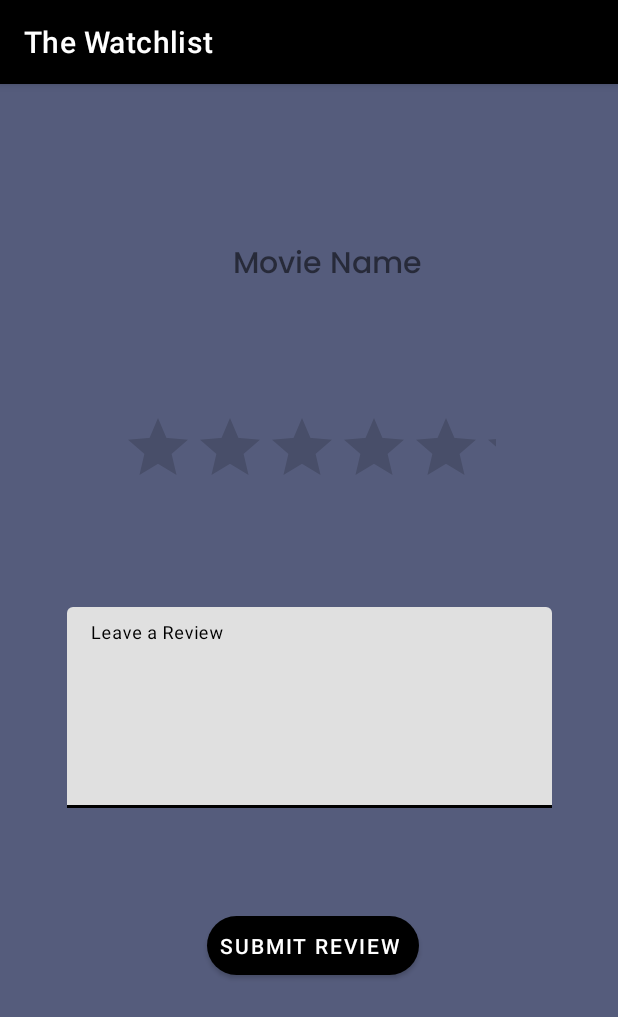
After one commit to Levi-Opunga/the_watchlist, an Android app: the ReviewsActivity screen opened directly, with no data from a screen before it, on a phone screen of 412 x 824 dp. The commit adds this screen. Shown: the top 1017 px of the screen. Run offline under Robolectric (Android 15) with nearby library versions, the phone set to English and light mode, and no system bars; our stand-ins replace ButterKnife, Firebase (no records; nobody signed in at launch, a user with empty details on screens opened directly); 1 statement that could not run was skipped.

Commit message:
This will add the reviews

```diff
--- a/app/src/main/java/com/moringaschool/thewatchlist/models/Example.java
+++ b/app/src/main/java/com/moringaschool/thewatchlist/models/Example.java
@@ -1,11 +1,14 @@
 
 package com.moringaschool.thewatchlist.models;
 
+import java.io.Serializable;
 import java.util.List;
 import com.google.gson.annotations.Expose;
 import com.google.gson.annotations.SerializedName;
 
-public class Example {
+public class Example implements Serializable {
+
+
 
     @SerializedName("status")
     @Expose
--- a/app/src/main/java/com/moringaschool/thewatchlist/models/Link.java
+++ b/app/src/main/java/com/moringaschool/thewatchlist/models/Link.java
@@ -4,7 +4,9 @@ package com.moringaschool.thewatchlist.models;
 import com.google.gson.annotations.Expose;
 import com.google.gson.annotations.SerializedName;
 
-public class Link {
+import java.io.Serializable;
+
+public class Link implements Serializable {
 
     @SerializedName("type")
     @Expose
--- a/app/src/main/java/com/moringaschool/thewatchlist/models/Multimedia.java
+++ b/app/src/main/java/com/moringaschool/thewatchlist/models/Multimedia.java
@@ -4,7 +4,9 @@ package com.moringaschool.thewatchlist.models;
 import com.google.gson.annotations.Expose;
 import com.google.gson.annotations.SerializedName;
 
-public class Multimedia {
+import java.io.Serializable;
+
+public class Multimedia implements Serializable {
 
     @SerializedName("type")
     @Expose
--- a/app/src/main/java/com/moringaschool/thewatchlist/models/Result.java
+++ b/app/src/main/java/com/moringaschool/thewatchlist/models/Result.java
@@ -4,7 +4,9 @@ package com.moringaschool.thewatchlist.models;
 import com.google.gson.annotations.Expose;
 import com.google.gson.annotations.SerializedName;
 
-public class Result {
+import java.io.Serializable;
+
+public class Result implements Serializable {
 
     @SerializedName("display_title")
     @Expose
--- /dev/null
+++ b/app/src/main/java/com/moringaschool/thewatchlist/ui/ReviewsActivity.java
@@ -0,0 +1,60 @@
+package com.moringaschool.thewatchlist.ui;
+
+import androidx.appcompat.app.AppCompatActivity;
+
+import android.os.Bundle;
+import android.view.View;
+import android.widget.Button;
+import android.widget.RatingBar;
+import android.widget.TextView;
+
+import com.google.android.material.textfield.TextInputEditText;
+import com.google.android.material.textfield.TextInputLayout;
+import com.google.firebase.auth.FirebaseAuth;
+import com.google.firebase.auth.FirebaseUser;
+import com.google.firebase.database.DatabaseReference;
+import com.google.firebase.database.FirebaseDatabase;
+import com.moringaschool.thewatchlist.R;
+import com.moringaschool.thewatchlist.models.Result;
+import com.moringaschool.thewatchlist.models.Reviews;
+
+import butterknife.BindView;
+import butterknife.ButterKnife;
+
+public class ReviewsActivity extends AppCompatActivity {
+    @BindView(R.id.reviewText) TextInputEditText mText;
+    @BindView(R.id.ratingBar) RatingBar mRatingBar;
+    @BindView(R.id.submitReview) Button mSubmitBtn;
+    @BindView(R.id.movieName) TextView mMovieName;
+
+
+    @Override
+    protected void onCreate(Bundle savedInstanceState) {
+        super.onCreate(savedInstanceState);
+        setContentView(R.layout.activity_reviews);
+
+        ButterKnife.bind(this);
+
+
+        Result result = (Result) getIntent().getSerializableExtra("movie"); //get serializable
+        mMovieName.setText(result.getDisplayTitle()); //Display the movie name
+
+
+        //getting the rating
+        mSubmitBtn.setOnClickListener(new View.OnClickListener() {
+            @Override
+            public void onClick(View v) {
+                FirebaseUser user = FirebaseAuth.getInstance().getCurrentUser();
+                String currentUser = user.getDisplayName(); //gets the user name
+                String review = mText.getText().toString();
+                Float rating = mRatingBar.getRating();
+
+
+                Reviews reviews = new Reviews(review, rating, currentUser);
+                DatabaseReference reviewRef = FirebaseDatabase.getInstance().getReference("Reviews");
+                reviewRef.push().setValue(reviews);
+
+            }
+        });
+    }
+}
--- /dev/null
+++ b/app/src/main/res/drawable/ic_baseline_favorite_24.xml
@@ -0,0 +1,5 @@
+<vector android:height="24dp" android:tint="#F60202"
+    android:viewportHeight="24" android:viewportWidth="24"
+    android:width="24dp" xmlns:android="http://schemas.android.com/apk/res/android">
+    <path android:fillColor="@android:color/white" android:pathData="M12,21.35l-1.45,-1.32C5.4,15.36 2,12.28 2,8.5 2,5.42 4.42,3 7.5,3c1.74,0 3.41,0.81 4.5,2.09C13.09,3.81 14.76,3 16.5,3 19.58,3 22,5.42 22,8.5c0,3.78 -3.4,6.86 -8.55,11.54L12,21.35z"/>
+</vector>
--- /dev/null
+++ b/app/src/main/res/drawable/ic_baseline_favorite_border_24.xml
@@ -0,0 +1,5 @@
+<vector android:height="24dp" android:tint="#F9FCFA"
+    android:viewportHeight="24" android:viewportWidth="24"
+    android:width="24dp" xmlns:android="http://schemas.android.com/apk/res/android">
+    <path android:fillColor="@android:color/white" android:pathData="M16.5,3c-1.74,0 -3.41,0.81 -4.5,2.09C10.91,3.81 9.24,3 7.5,3 4.42,3 2,5.42 2,8.5c0,3.78 3.4,6.86 8.55,11.54L12,21.35l1.45,-1.32C18.6,15.36 22,12.28 22,8.5 22,5.42 19.58,3 16.5,3zM12.1,18.55l-0.1,0.1 -0.1,-0.1C7.14,14.24 4,11.39 4,8.5 4,6.5 5.5,5 7.5,5c1.54,0 3.04,0.99 3.57,2.36h1.87C13.46,5.99 14.96,5 16.5,5c2,0 3.5,1.5 3.5,3.5 0,2.89 -3.14,5.74 -7.9,10.05z"/>
+</vector>
--- /dev/null
+++ b/app/src/main/res/layout/activity_reviews.xml
@@ -0,0 +1,66 @@
+<?xml version="1.0" encoding="utf-8"?>
+<androidx.constraintlayout.widget.ConstraintLayout xmlns:android="http://schemas.android.com/apk/res/android"
+    xmlns:app="http://schemas.android.com/apk/res-auto"
+    xmlns:tools="http://schemas.android.com/tools"
+    android:layout_width="match_parent"
+    android:layout_height="match_parent"
+    android:background="#555C7C"
+    tools:context=".ui.ReviewsActivity">
+
+    <TextView
+        android:id="@+id/movieName"
+        android:layout_width="wrap_content"
+        android:layout_height="wrap_content"
+        android:layout_marginTop="104dp"
+        android:fontFamily="@font/poppins_medium"
+        android:text="Movie Name"
+        android:textSize="20sp"
+        app:layout_constraintEnd_toEndOf="parent"
+        app:layout_constraintHorizontal_bias="0.544"
+        app:layout_constraintStart_toStartOf="parent"
+        app:layout_constraintTop_toTopOf="parent" />
+
+    <com.google.android.material.textfield.TextInputLayout
+        android:id="@+id/textInputLayout2"
+        android:layout_width="323dp"
+        android:layout_height="134dp"
+        android:layout_marginBottom="285dp"
+        android:hint="Leave a Review"
+        app:layout_constraintBottom_toBottomOf="parent"
+        app:layout_constraintEnd_toEndOf="parent"
+        app:layout_constraintStart_toStartOf="parent">
+
+        <com.google.android.material.textfield.TextInputEditText
+            android:id="@+id/reviewText"
+
+            android:layout_width="match_parent"
+            android:layout_height="match_parent"
+            android:gravity="top|left"
+            android:textAlignment="viewStart" />
+    </com.google.android.material.textfield.TextInputLayout>
+
+    <RatingBar
+        android:id="@+id/ratingBar"
+        android:layout_width="249dp"
+        android:layout_height="49dp"
+        android:numStars="5"
+        app:layout_constraintBottom_toTopOf="@+id/textInputLayout2"
+        app:layout_constraintEnd_toEndOf="parent"
+        app:layout_constraintStart_toStartOf="parent"
+        app:layout_constraintTop_toBottomOf="@+id/movieName" />
+
+    <Button
+        android:id="@+id/submitReview"
+        android:layout_width="wrap_content"
+        android:layout_height="wrap_content"
+        android:layout_marginTop="68dp"
+        android:background="@drawable/shape"
+        android:backgroundTint="#B82121"
+        android:text="Submit Review"
+        app:layout_constraintBottom_toBottomOf="parent"
+        app:layout_constraintEnd_toEndOf="parent"
+        app:layout_constraintStart_toStartOf="parent"
+        app:layout_constraintTop_toBottomOf="@+id/textInputLayout2"
+        app:layout_constraintVertical_bias="0.0" />
+
+</androidx.constraintlayout.widget.ConstraintLayout>
--- a/app/src/main/res/values/colors.xml
+++ b/app/src/main/res/values/colors.xml
@@ -7,4 +7,5 @@
     <color name="teal_700">#FF018786</color>
     <color name="black">#FF000000</color>
     <color name="white">#FFFFFFFF</color>
+    <color name="red">#F81403</color>
 </resources>
```
Also changed, not shown: app/src/main/AndroidManifest.xml (+12 -4 lines), app/src/main/java/com/moringaschool/thewatchlist/fragments/MovieReviewFragment.java (+19 -1 lines), app/src/main/java/com/moringaschool/thewatchlist/models/Reviews.java (added, +42 -0 lines), app/src/main/res/drawable-v24/shapeblue.xml (added, +18 -0 lines), app/src/main/res/layout/fragment_movie_review.xml (+21 -5 lines).
